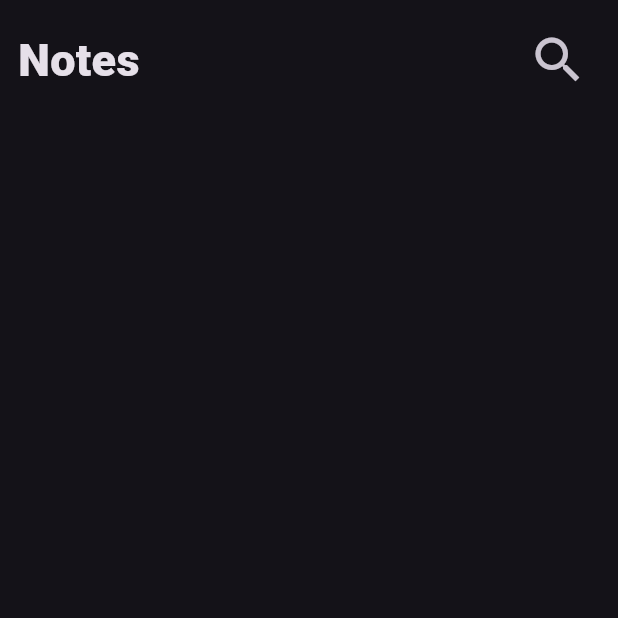
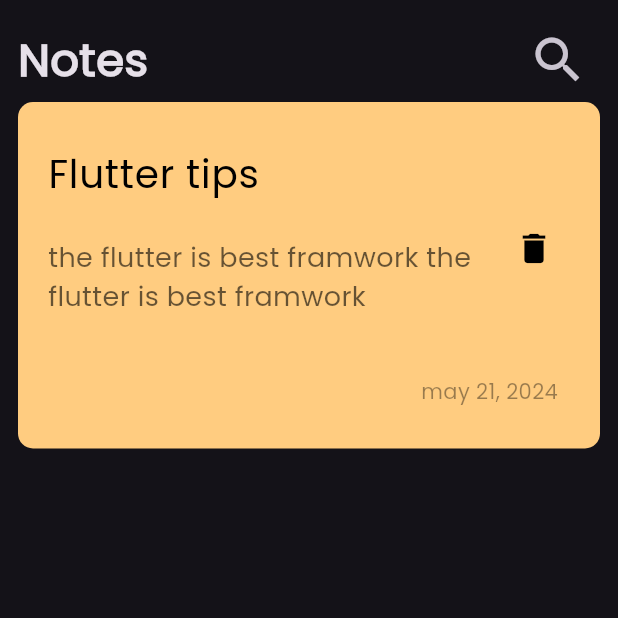
Before and after one commit to engshenoda/notesapp, a Flutter app: the screen it shows after launch, on a phone screen of 412 x 824 dp, the top half of it. Run offline on Flutter 3.47's test engine with Material 3 defaults, Android fonts, the phone set to English and light mode, and no system bars.

Commit message:
add note item and add font and refactor code

```diff
--- a/lib/main.dart
+++ b/lib/main.dart
@@ -12,7 +12,10 @@ class NotesApp extends StatelessWidget {
   Widget build(BuildContext context) {
     return MaterialApp(
       debugShowCheckedModeBanner: false,
-      theme: ThemeData(brightness: Brightness.dark),
+      theme: ThemeData(
+        brightness: Brightness.dark,
+        fontFamily: 'Poppins',
+      ),
       home: const NotesViews(),
     );
   }
--- /dev/null
+++ b/lib/widgets/custom_note_item.dart
@@ -0,0 +1,58 @@
+import 'package:flutter/material.dart';
+
+class NoteItem extends StatelessWidget {
+  const NoteItem({super.key});
+
+  @override
+  Widget build(BuildContext context) {
+    return Container(
+      padding: const EdgeInsets.all(20),
+      decoration: BoxDecoration(
+        color: const Color(0xffFFCC80),
+        borderRadius: BorderRadius.circular(10),
+      ),
+      child: Column(
+        crossAxisAlignment: CrossAxisAlignment.end,
+        children: [
+          ListTile(
+            contentPadding: const EdgeInsets.all(0),
+            title: const Text(
+              'Flutter tips',
+              style: TextStyle(
+                color: Colors.black,
+                fontSize: 26,
+              ),
+            ),
+            subtitle: Padding(
+              padding: const EdgeInsets.symmetric(vertical: 24),
+              child: Text(
+                'the flutter is best framwork the flutter is best framwork',
+                style: TextStyle(
+                  color: Colors.black.withOpacity(.6),
+                  fontSize: 18,
+                ),
+              ),
+            ),
+            trailing: IconButton(
+              icon: const Icon(
+                Icons.delete,
+                color: Colors.black,
+                size: 26,
+              ),
+              onPressed: () {},
+            ),
+          ),
+          Padding(
+            padding: const EdgeInsets.all(8.0),
+            child: Text(
+              'may 21, 2024',
+              style: TextStyle(
+                color: Colors.black.withOpacity(.4),
+              ),
+            ),
+          ),
+        ],
+      ),
+    );
+  }
+}
--- a/lib/widgets/notes_view_body.dart
+++ b/lib/widgets/notes_view_body.dart
@@ -1,5 +1,6 @@
 import 'package:flutter/material.dart';
 import 'package:notesapp/widgets/custom_app_bar.dart';
+import 'package:notesapp/widgets/custom_note_item.dart';
 
 class NotesViewBody extends StatelessWidget {
   const NotesViewBody({super.key});
@@ -11,6 +12,7 @@ class NotesViewBody extends StatelessWidget {
       child: Column(
         children: [
           CustomAppBar(),
+          NoteItem(),
         ],
       ),
     );
```
Also changed, not shown: pubspec.yaml (+7 -15 lines), assets/fonts/Poppins-Regular.ttf (added), pubspec.lock.
